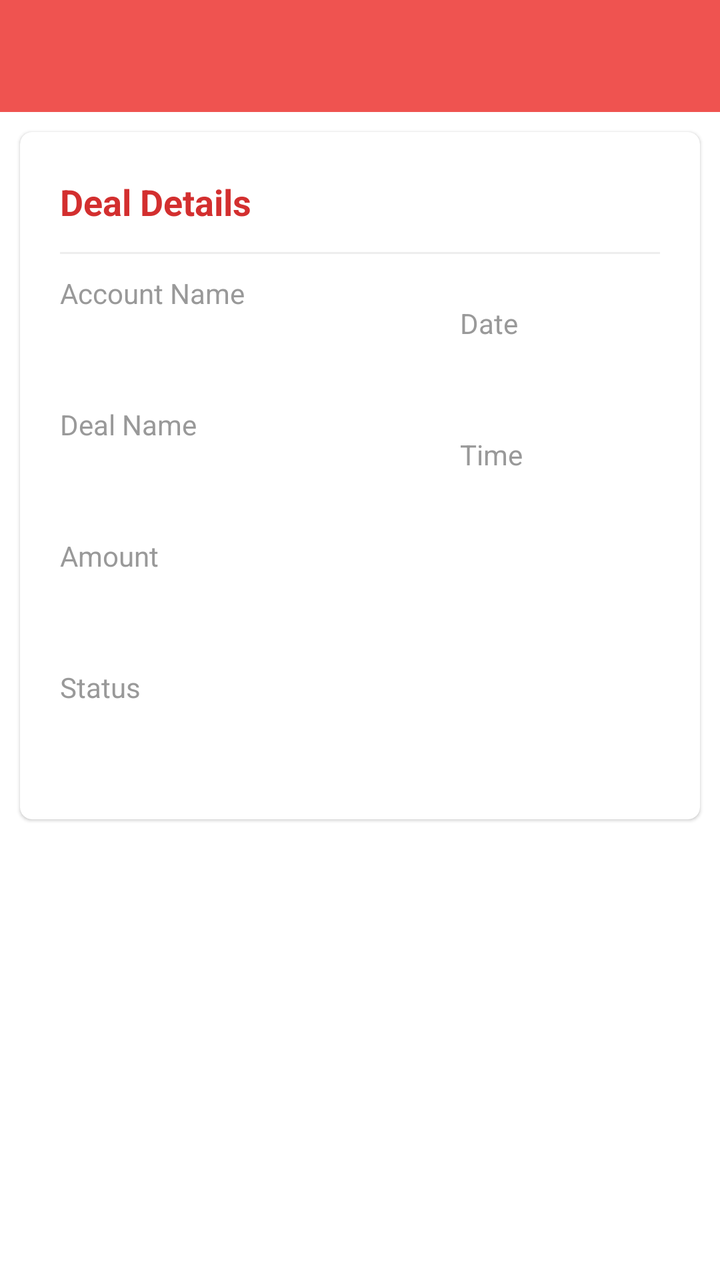
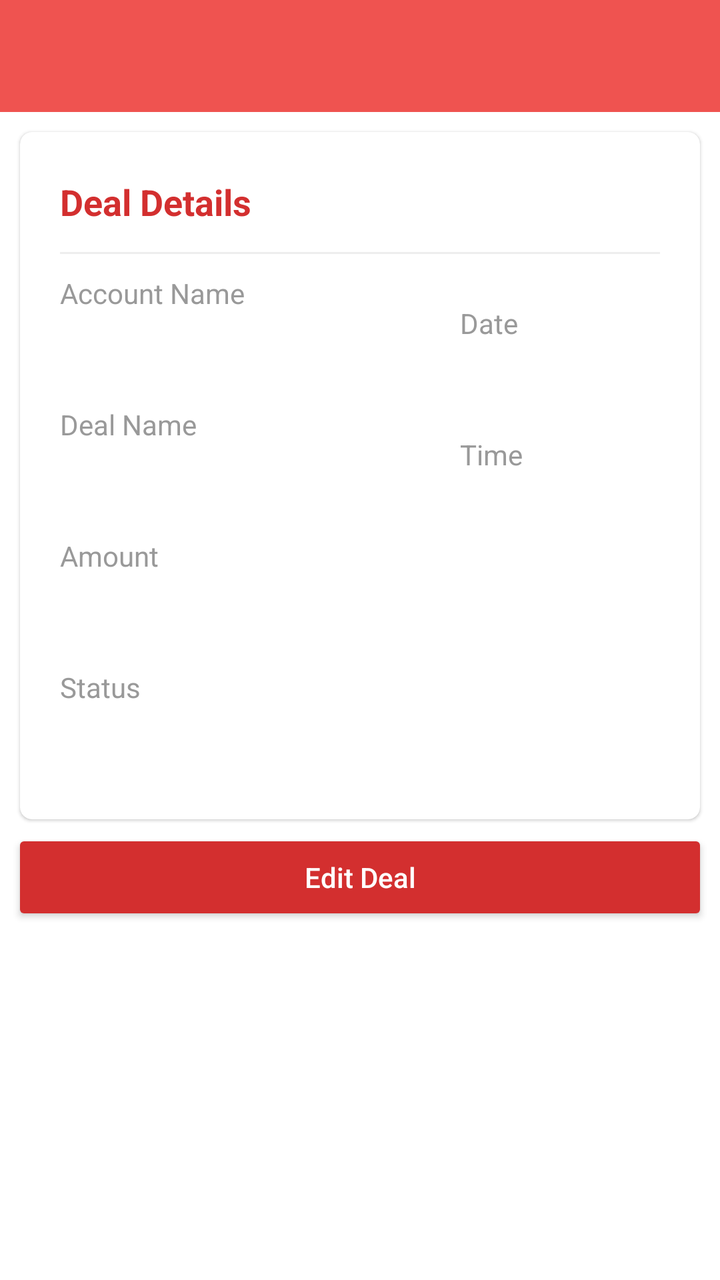

The first picture is an Android layout as it rendered before a commit; the second is the same layout after the commit. The layout source and the unified diff follow.
<!-- AndroidManifest.xml: application theme AppTheme -->
<!-- res/layout/activity_individual_deal.xml -->
<?xml version="1.0" encoding="utf-8"?>
<LinearLayout xmlns:android="http://schemas.android.com/apk/res/android"
    xmlns:app="http://schemas.android.com/apk/res-auto"
    xmlns:tools="http://schemas.android.com/tools"
    android:id="@+id/main"
    android:orientation="vertical"
    android:layout_width="match_parent"
    android:layout_height="match_parent"
    tools:context=".DealsActivity">

    <com.google.android.material.appbar.AppBarLayout
        android:layout_width="match_parent"
        android:id="@+id/app_bar_layout"
        android:layout_height="wrap_content">

        <include layout="@layout/toolbar" />

    </com.google.android.material.appbar.AppBarLayout>

    <androidx.core.widget.NestedScrollView
        android:layout_width="match_parent"
        android:layout_height="match_parent"
        android:background="@android:color/white"
        android:clipToPadding="false"
        android:scrollbars="none"
        android:scrollingCache="true"
        app:layout_behavior="@string/appbar_scrolling_view_behavior">

        <LinearLayout
            android:layout_width="match_parent"
            android:layout_height="wrap_content"
            android:orientation="vertical">

            
            
            

            
            
            
            
            

            
            
            
            
            

            
            
            
            
            
            
            
            
            

            

            <androidx.cardview.widget.CardView
                android:layout_width="match_parent"
                android:layout_height="wrap_content"
                android:layout_marginBottom="@dimen/spacing_medium"
                android:layout_marginLeft="@dimen/spacing_middle"
                android:layout_marginRight="@dimen/spacing_middle"
                android:layout_marginTop="@dimen/spacing_middle"
                android:visibility="visible"
                app:cardCornerRadius="6dp"
                app:cardElevation="1dp">

                <LinearLayout
                    android:layout_width="match_parent"
                    android:layout_height="wrap_content"
                    android:orientation="horizontal"
                    android:padding="@dimen/spacing_mlarge">

                    <LinearLayout
                        android:layout_width="0dp"
                        android:layout_height="wrap_content"
                        android:layout_weight="2"
                        android:orientation="vertical">

                        <TextView
                            android:layout_width="wrap_content"
                            android:layout_height="30dp"
                            android:gravity="center_vertical"
                            android:text="Deal Details"
                            android:textAppearance="@style/Base.TextAppearance.AppCompat.Medium"
                            android:textColor="@color/red_700"
                            android:textStyle="bold" />

                        <View
                            android:layout_width="match_parent"
                            android:layout_height="1dp"
                            android:background="@color/grey_200"
                            android:layout_marginTop="10dp"
                            android:layout_marginBottom="@dimen/spacing_medium" />






                        <View
                            android:layout_width="0dp"
                            android:layout_height="@dimen/spacing_medium" />

                        <TextView
                            android:layout_width="wrap_content"
                            android:layout_height="wrap_content"
                            android:text="Account Name"
                            android:textAppearance="@style/Base.TextAppearance.AppCompat.Body1"
                            android:textColor="@color/grey_40" />

                        <TextView
                            android:layout_width="wrap_content"
                            android:layout_height="wrap_content"
                            android:layout_marginTop="@dimen/spacing_medium"
                            android:text=""
                            android:id="@+id/accountNameTextView"
                            android:textAppearance="@style/Base.TextAppearance.AppCompat.Subhead"
                            android:textColor="@color/grey_80" />

                        <View
                            android:layout_width="0dp"
                            android:layout_height="@dimen/spacing_mlarge" />

                        <TextView
                            android:layout_width="wrap_content"
                            android:layout_height="wrap_content"
                            android:text="Deal Name"
                            android:textAppearance="@style/Base.TextAppearance.AppCompat.Body1"
                            android:textColor="@color/grey_40" />

                        <TextView
                            android:layout_width="wrap_content"
                            android:layout_height="wrap_content"
                            android:layout_marginTop="@dimen/spacing_medium"
                            android:text=""
                            android:id="@+id/dealNameTextView"
                            android:textAppearance="@style/Base.TextAppearance.AppCompat.Subhead"
                            android:textColor="@color/grey_80" />


                        <View
                            android:layout_width="0dp"
                            android:layout_height="@dimen/spacing_mlarge" />

                        <TextView
                            android:layout_width="wrap_content"
                            android:layout_height="wrap_content"
                            android:text="Amount"
                            android:textAppearance="@style/Base.TextAppearance.AppCompat.Body1"
                            android:textColor="@color/grey_40" />

                        <TextView
                            android:layout_width="wrap_content"
                            android:layout_height="wrap_content"
                            android:layout_marginTop="@dimen/spacing_medium"
                            android:text=""
                            android:id="@+id/amountTextView"
                            android:textAppearance="@style/Base.TextAppearance.AppCompat.Subhead"
                            android:textColor="@color/grey_80" />


                        <View
                            android:layout_width="0dp"
                            android:layout_height="@dimen/spacing_mlarge" />

                        <TextView
                            android:layout_width="wrap_content"
                            android:layout_height="wrap_content"
                            android:text="Status"
                            android:textAppearance="@style/Base.TextAppearance.AppCompat.Body1"
                            android:textColor="@color/grey_40" />

                        <TextView
                            android:layout_width="wrap_content"
                            android:layout_height="wrap_content"
                            android:layout_marginTop="@dimen/spacing_medium"
                            android:text=""
                            android:id="@+id/descriptionTextView"
                            android:textAppearance="@style/Base.TextAppearance.AppCompat.Subhead"
                            android:textColor="@color/grey_80" />






                        <View
                            android:layout_width="0dp"
                            android:layout_height="@dimen/spacing_middle" />



                    </LinearLayout>

                    <LinearLayout
                        android:layout_width="0dp"
                        android:layout_height="wrap_content"
                        android:layout_weight="1"
                        android:orientation="vertical">

                        <View
                            android:layout_width="30dp"
                            android:layout_height="30dp"/>

                        
                        
                        
                        
                        
                        

                        <View
                            android:layout_width="match_parent"
                            android:layout_height="1dp"
                            android:background="@color/grey_200"
                            android:layout_marginTop="10dp"
                            android:layout_marginBottom="@dimen/spacing_medium" />



                        <View
                            android:layout_width="0dp"
                            android:layout_height="@dimen/spacing_mlarge" />

                        <TextView
                            android:layout_width="wrap_content"
                            android:layout_height="wrap_content"
                            android:text="Date"
                            android:textAppearance="@style/Base.TextAppearance.AppCompat.Body1"
                            android:textColor="@color/grey_40" />

                        <TextView
                            android:layout_width="wrap_content"
                            android:layout_height="wrap_content"
                            android:layout_marginTop="@dimen/spacing_medium"
                            android:text=""
                            android:id="@+id/dateTextView"
                            android:textAppearance="@style/Base.TextAppearance.AppCompat.Subhead"
                            android:textColor="@color/grey_80" />

                        <View
                            android:layout_width="0dp"
                            android:layout_height="@dimen/spacing_mlarge" />

                        <TextView
                            android:layout_width="wrap_content"
                            android:layout_height="wrap_content"
                            android:text="Time"
                            android:textAppearance="@style/Base.TextAppearance.AppCompat.Body1"
                            android:textColor="@color/grey_40" />

                        <TextView
                            android:layout_width="wrap_content"
                            android:layout_height="wrap_content"
                            android:layout_marginTop="@dimen/spacing_medium"
                            android:text=""
                            android:id="@+id/timeTextView"
                            android:textAppearance="@style/Base.TextAppearance.AppCompat.Subhead"
                            android:textColor="@color/grey_80" />

                        <View
                            android:layout_width="0dp"
                            android:layout_height="@dimen/spacing_middle" />







                    </LinearLayout>


                </LinearLayout>



            </androidx.cardview.widget.CardView>

            
            
            
            
            
            
            
            

            
            
            
            

            
            
            
            
            
            
            

            
            
            
            
            
            
            
            

            
            
            
            
            

            
            
            
            
            

            
            
            

            
            
            
            

            
            
            
            
            
            
            

            
            
            
            
            
            

            

            
            
            
            



            
            
            

            

            
            
            
            
            
            

            
            
            

            
            
            
            
            

            
            
            

            
            
            
            
            
            
            

            
            
            

            
            
            
            
            

            
            
            

            
            
            
            
            
            

            

            
            
            
            
            
            

            
            
            

            
            
            
            
            
            

            
            
            

            
            
            
            
            
            
            

            

            
            
            
            
            
            
            

            
            
            

            
            
            
            
            

            
            
            

            
            
            
            
            
            

            

            
            
            
            
            
            
            
            
            
            
            
            
            
            
            
            
            
            
            

            
            
            
            
            
            

            
            
            
            
            
            

            
            
            
            
            
            

            
            
            
            
            
            

            
            
            
            
            
            

            

            
            
            
            
            
            
            

            

            

        </LinearLayout>
    </androidx.core.widget.NestedScrollView>

    <com.google.android.material.floatingactionbutton.FloatingActionButton
        android:id="@+id/fab"
        android:layout_width="wrap_content"
        android:layout_height="wrap_content"
        android:layout_margin="@dimen/spacing_mlarge"
        android:clickable="true"
        app:backgroundTint="@color/red_500"
        app:fabSize="normal"
        app:layout_anchor="@id/app_bar_layout"
        app:layout_anchorGravity="bottom|right|end"
        app:srcCompat="@drawable/ic_favorites"
        app:tint="@android:color/white" />

</LinearLayout>
<!-- res/layout/toolbar.xml (included above) -->
<?xml version="1.0" encoding="utf-8"?>
<androidx.appcompat.widget.Toolbar
    xmlns:android="http://schemas.android.com/apk/res/android"
    xmlns:app="http://schemas.android.com/apk/res-auto"
    android:id="@+id/toolbar"
    android:layout_width="match_parent"
    android:layout_height="?android:attr/actionBarSize"
    android:background="@color/colorPrimary"
    app:contentInsetStartWithNavigation="0dp"
    android:theme="@style/ThemeOverlay.AppCompat.Dark.ActionBar"
    app:popupTheme="@style/ThemeOverlay.AppCompat.Light"/>
<!-- resources referenced by this layout -->
<resources>
  <color name="colorPrimary">#ef5350</color>
  <color name="grey_200">#EEEEEE</color>
  <color name="grey_40">#999999</color>
  <color name="grey_80">#37474F</color>
  <color name="red_500">#F44336</color>
  <color name="red_700">#D32F2F</color>
  <dimen name="spacing_medium">5dp</dimen>
  <dimen name="spacing_middle">10dp</dimen>
  <dimen name="spacing_mlarge">20dp</dimen>
  <!-- drawable ic_favorites (drawable) -->
  <vector xmlns:android="http://schemas.android.com/apk/res/android"
          android:width="24dp"
          android:height="24dp"
          android:viewportWidth="24.0"
          android:viewportHeight="24.0">
      <path
          android:fillColor="#FFFFFFFF"
          android:pathData="M12,21.35l-1.45,-1.32C5.4,15.36 2,12.28 2,8.5 2,5.42 4.42,3 7.5,3c1.74,0 3.41,0.81 4.5,2.09C13.09,3.81 14.76,3 16.5,3 19.58,3 22,5.42 22,8.5c0,3.78 -3.4,6.86 -8.55,11.54L12,21.35z"/>
  </vector>
  <style name="AppTheme" parent="BaseTheme">
          <item name="android:windowContentTransitions">true</item>
  
  
          
      </style>
  <style name="BaseTheme" parent="Theme.AppCompat.Light.NoActionBar">
          
          <item name="colorPrimary">@color/colorPrimary</item>
          <item name="colorPrimaryDark">@color/colorPrimaryDark</item>
          <item name="colorAccent">@color/colorAccent</item>
          <item name="windowActionModeOverlay">true</item>
          <item name="android:actionModeBackground">@color/blue_grey_600</item>
          <item name="android:dialogTheme">@style/Dialog.Theme</item>
          
          <item name="android:windowDisablePreview">true</item>
      </style>
  <color name="colorPrimaryDark">#dc1814</color>
  <color name="colorAccent">#FF4081</color>
  <color name="blue_grey_600">#546E7A</color>
  <style name="Dialog.Theme" parent="Theme.AppCompat.Light.Dialog">
          <item name="colorPrimary">@color/colorPrimary</item>
          <item name="colorPrimaryDark">@color/colorPrimaryDark</item>
          <item name="colorAccent">@color/colorAccent</item>
      </style>
</resources>

<!-- the commit's change to res/layout/activity_individual_deal.xml (unified diff, before → after) -->
@@ -281,7 +281,22 @@
 
 
 
+
+
             </androidx.cardview.widget.CardView>
+
+            <Button
+                android:layout_width="match_parent"
+                android:layout_marginLeft="6dp"
+                android:layout_marginRight="6dp"
+
+                android:layout_height="wrap_content"
+                android:text="Edit Deal"
+                android:textAllCaps="false"
+                android:textColor="@color/white"
+                android:backgroundTint="@color/red_700"
+                android:elevation="4dp"
+                android:id="@+id/editDealButton"/>
 
             
             
<!-- resource entries referenced after the edit -->
@@ -6,6 +6,7 @@
   <color name="grey_80">#37474F</color>
   <color name="red_500">#F44336</color>
   <color name="red_700">#D32F2F</color>
+  <color name="white">#FFFFFF</color>
   <dimen name="spacing_medium">5dp</dimen>
   <dimen name="spacing_middle">10dp</dimen>
   <dimen name="spacing_mlarge">20dp</dimen>
